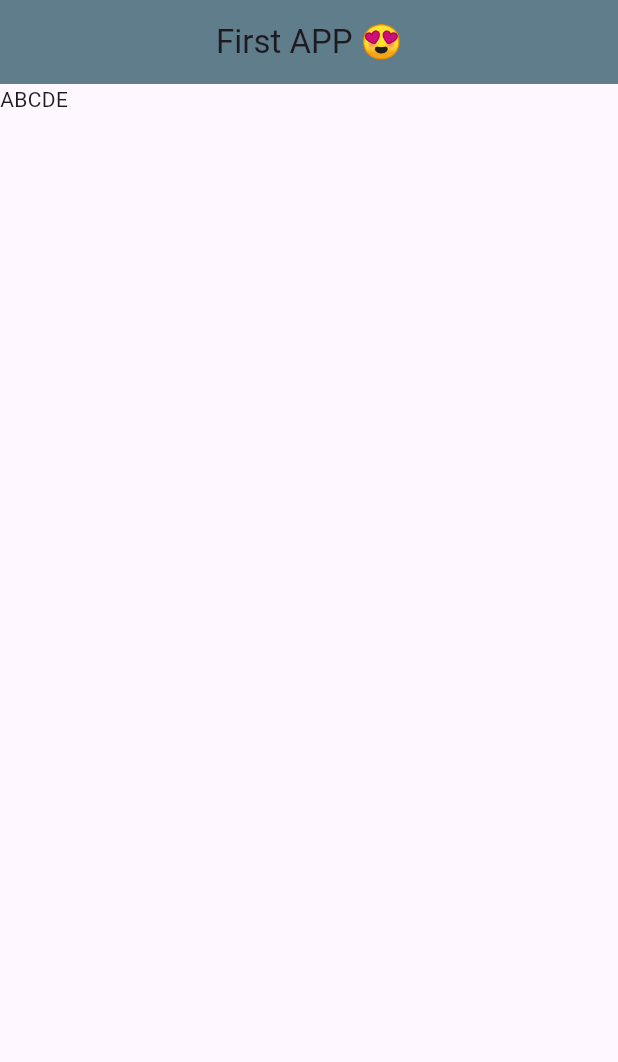
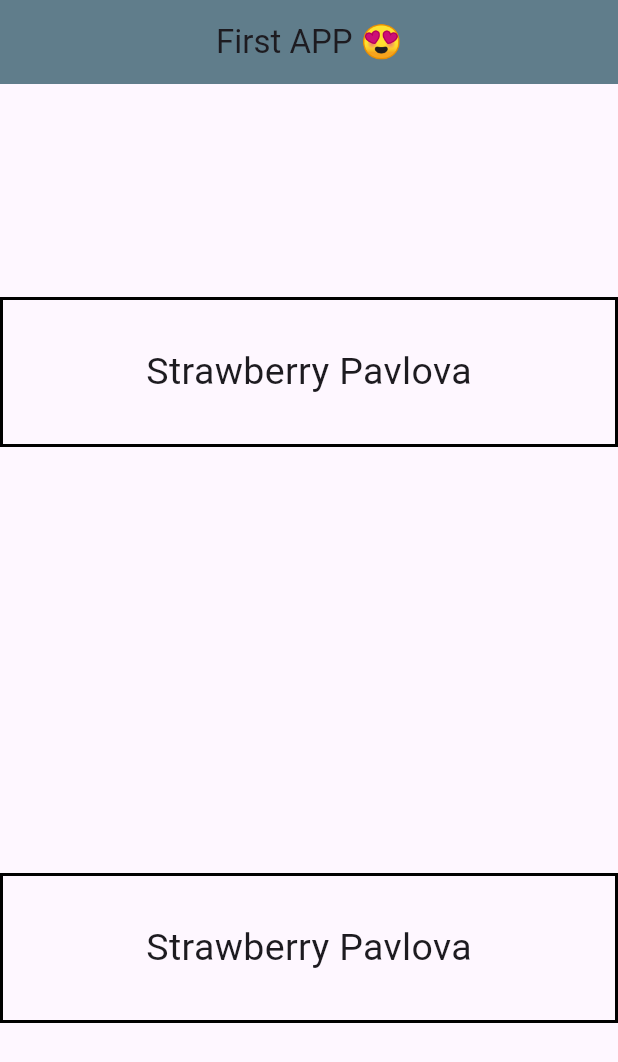
Before and after one commit to Raj-Mandal-20/first_flutter_app, a Flutter app: the screen it shows after launch, on a phone screen of 412 x 824 dp. Shown: the top 1062 px of the screen. Run offline on Flutter 3.47's test engine with Material 3 defaults, Android fonts, the phone set to English and light mode, and no system bars.

Commit message:
learning row and column widget

```diff
--- a/lib/main.dart
+++ b/lib/main.dart
@@ -7,6 +7,7 @@ void main() => runApp(const MaterialApp(
 
 
 /* Learning Row and Column Widget */
+/* Making a Design for Practice */
 class Home extends StatelessWidget {
   const Home({super.key});
   @override
@@ -18,15 +19,28 @@ class Home extends StatelessWidget {
         backgroundColor: Colors.blueGrey,
 
       ),
-      body: Row(
-        children: [
-          Text('A'),
-          Text('B'),
-          Text('C'),
-          Text('D'),
-          Text('E'),
+      body: Container(
+        child: Column(
+          mainAxisAlignment: MainAxisAlignment.spaceAround,
+         children: [
+           Container(
+              width: double.infinity,
+              height: 100,
+              child: Center(child: Text('Strawberry Pavlova', style : TextStyle(fontSize: 25))),
+              decoration: BoxDecoration(border:  Border.all(
+              width: 2,
+              color: Colors.black,
+           )),),
+           Container(
+              width: double.infinity,
+              height: 100,
+              child: Center(child: Text('Strawberry Pavlova', style : TextStyle(fontSize: 25))),
+              decoration: BoxDecoration(border:  Border.all(
+              width: 2,
+              color: Colors.black,
+           )),)
         ],
-      )
-    );
+            ),
+      ));
   }
 }
```
